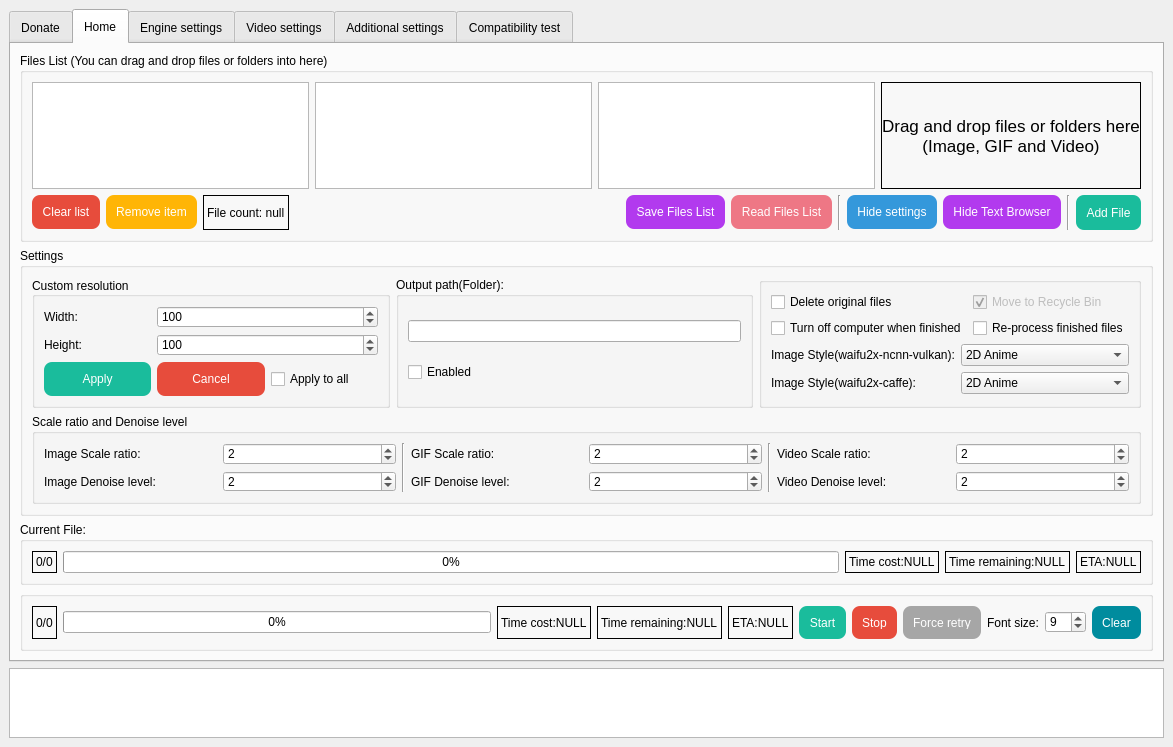
First picture: the form in SRC/Waifu2x-Extension-QT/mainwindow.ui, repository AaronFeng753/Waifu2x-Extension-GUI, before the edit.
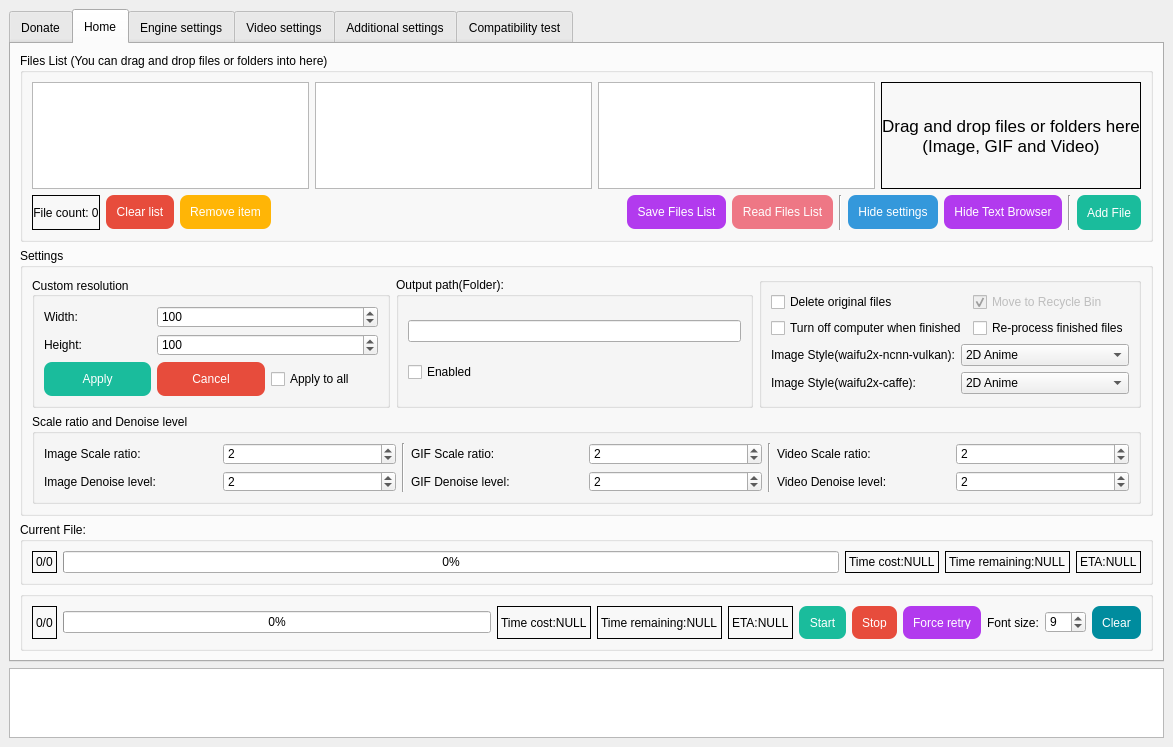
Second picture: the form after the edit. Icons and pictures are not drawn.

What changed in the file:
```diff
--- a/SRC/Waifu2x-Extension-QT/mainwindow.ui
+++ b/SRC/Waifu2x-Extension-QT/mainwindow.ui
@@ -475,7 +475,7 @@
            <item row="0" column="7">
             <widget class="QPushButton" name="pushButton_ForceRetry">
              <property name="enabled">
-              <bool>false</bool>
+              <bool>true</bool>
              </property>
              <property name="toolTip">
               <string>In some cases, the waifu2x process can get stuck.
@@ -548,6 +548,9 @@
            </item>
            <item row="0" column="0">
             <widget class="QLabel" name="label_progressBar_filenum">
+             <property name="toolTip">
+              <string>Finished/Total</string>
+             </property>
              <property name="frameShape">
               <enum>QFrame::Box</enum>
              </property>
@@ -577,7 +580,207 @@
            <string>Files List (You can drag and drop files or folders into here)</string>
           </property>
           <layout class="QGridLayout" name="gridLayout_3">
+           <item row="1" column="1">
+            <widget class="QPushButton" name="pushButton_ClearList">
+             <property name="maximumSize">
+              <size>
+               <width>110</width>
+               <height>16777215</height>
+              </size>
+             </property>
+             <property name="styleSheet">
+              <string notr="true">QPushButton{
+background-color: rgb(231, 76, 60);
+color: rgb(255, 255, 255);
+border-style:outset;
+border-radius:8px;
+padding:10px;
+}
+QPushButton:hover{
+background-color: rgb(255, 102, 64);
+color: rgb(255, 255, 255);
+border-style:outset;
+border-radius:8px;
+padding:10px;
+}
+QPushButton:pressed{
+background-color: rgb(204, 65, 53);
+color: rgb(255, 255, 255);
+border-style:outset;
+border-radius:8px;
+padding:10px;
+}
+QPushButton:disabled{
+background-color: rgb(166, 166, 166);
+color: rgb(255, 255, 255);
+border-style:outset;
+border-radius:8px;
+padding:10px;
+}</string>
+             </property>
+             <property name="text">
+              <string>Clear list</string>
+             </property>
+            </widget>
+           </item>
+           <item row="1" column="2">
+            <widget class="QPushButton" name="pushButton_RemoveItem">
+             <property name="maximumSize">
+              <size>
+               <width>110</width>
+               <height>16777215</height>
+              </size>
+             </property>
+             <property name="styleSheet">
+              <string notr="true">QPushButton{
+background-color: rgb(255, 181, 6);
+color: rgb(255, 255, 255);
+border-style:outset;
+border-radius:8px;
+padding:10px;
+}
+QPushButton:hover{
+background-color: rgb(255, 200, 50);
+color: rgb(255, 255, 255);
+border-style:outset;
+border-radius:8px;
+padding:10px;
+}
+QPushButton:pressed{
+background-color: rgb(255, 170, 0);
+color: rgb(255, 255, 255);
+border-style:outset;
+border-radius:8px;
+padding:10px;
+}
+QPushButton:disabled{
+background-color: rgb(166, 166, 166);
+color: rgb(255, 255, 255);
+border-style:outset;
+border-radius:8px;
+padding:10px;
+}</string>
+             </property>
+             <property name="text">
+              <string>Remove item</string>
+             </property>
+            </widget>
+           </item>
+           <item row="1" column="11">
+            <widget class="QPushButton" name="pushButton_SaveFileList">
+             <property name="styleSheet">
+              <string notr="true">QPushButton{
+background-color: rgb(178, 58, 238);
+color: rgb(255, 255, 255);
+border-style:outset;
+border-radius:8px;
+padding:10px;
+}
+QPushButton:hover{
+background-color: rgb(191, 62, 255);
+color: rgb(255, 255, 255);
+border-style:outset;
+border-radius:8px;
+padding:10px;
+}
+QPushButton:pressed{
+background-color: rgb(154, 50, 205);
+color: rgb(255, 255, 255);
+border-style:outset;
+border-radius:8px;
+padding:10px;
+}
+QPushButton:disabled{
+background-color: rgb(166, 166, 166);
+color: rgb(255, 255, 255);
+border-style:outset;
+border-radius:8px;
+padding:10px;
+}</string>
+             </property>
+             <property name="text">
+              <string>Save Files List</string>
+             </property>
+            </widget>
+           </item>
+           <item row="1" column="12">
+            <widget class="QPushButton" name="pushButton_ReadFileList">
+             <property name="styleSheet">
+              <string notr="true">QPushButton{
+	background-color: rgb(238, 119, 133);
+color: rgb(255, 255, 255);
+border-style:outset;
+border-radius:8px;
+padding:10px;
+}
+QPushButton:hover{
+	background-color: rgb(255, 127, 144);
+color: rgb(255, 255, 255);
+border-style:outset;
+border-radius:8px;
+padding:10px;
+}
+QPushButton:pressed{
+	background-color: rgb(226, 112, 128);
+color: rgb(255, 255, 255);
+border-style:outset;
+border-radius:8px;
+padding:10px;
+}
+QPushButton:disabled{
+background-color: rgb(166, 166, 166);
+color: rgb(255, 255, 255);
+border-style:outset;
+border-radius:8px;
+padding:10px;
+}</string>
+             </property>
+             <property name="text">
+              <string>Read Files List</string>
+             </property>
+            </widget>
+           </item>
            <item row="1" column="14">
+            <widget class="QPushButton" name="pushButton_HideSettings">
+             <property name="toolTip">
+              <string/>
+             </property>
+             <property name="styleSheet">
+              <string notr="true">QPushButton{
+background-color: rgb(52, 152, 219);
+color: rgb(255, 255, 255);
+border-style:outset;
+border-radius:8px;
+padding:10px;
+}
+QPushButton:hover{
+background-color: rgb(60, 177, 255);
+color: rgb(255, 255, 255);
+border-style:outset;
+border-radius:8px;
+padding:10px;
+}
+QPushButton:pressed{
+background-color: rgb(45, 134, 193);
+color: rgb(255, 255, 255);
+border-style:outset;
+border-radius:8px;
+padding:10px;
+}
+QPushButton:disabled{
+background-color: rgb(166, 166, 166);
+color: rgb(255, 255, 255);
+border-style:outset;
+border-radius:8px;
+padding:10px;
+}</string>
+             </property>
+             <property name="text">
+              <string>Hide settings</string>
+             </property>
+            </widget>
+           </item>
+           <item row="1" column="17">
             <widget class="QPushButton" name="pushButton_BrowserFile">
              <property name="minimumSize">
               <size>
@@ -620,7 +823,44 @@
              </property>
             </widget>
            </item>
-           <item row="1" column="10">
+           <item row="1" column="15">
+            <widget class="QPushButton" name="pushButton_HideTextBro">
+             <property name="styleSheet">
+              <string notr="true">QPushButton{
+background-color: rgb(178, 58, 238);
+color: rgb(255, 255, 255);
+border-style:outset;
+border-radius:8px;
+padding:10px;
+}
+QPushButton:hover{
+background-color: rgb(191, 62, 255);
+color: rgb(255, 255, 255);
+border-style:outset;
+border-radius:8px;
+padding:10px;
+}
+QPushButton:pressed{
+background-color: rgb(154, 50, 205);
+color: rgb(255, 255, 255);
+border-style:outset;
+border-radius:8px;
+padding:10px;
+}
+QPushButton:disabled{
+background-color: rgb(166, 166, 166);
+color: rgb(255, 255, 255);
+border-style:outset;
+border-radius:8px;
+padding:10px;
+}</string>
+             </property>
+             <property name="text">
+              <string>Hide Text Browser</string>
+             </property>
+            </widget>
+           </item>
+           <item row="1" column="13">
             <widget class="Line" name="line_5">
              <property name="frameShadow">
               <enum>QFrame::Sunken</enum>
@@ -633,121 +873,64 @@
              </property>
             </widget>
            </item>
-           <item row="1" column="8">
-            <widget class="QPushButton" name="pushButton_SaveFileList">
-             <property name="styleSheet">
-              <string notr="true">QPushButton{
-background-color: rgb(178, 58, 238);
-color: rgb(255, 255, 255);
-border-style:outset;
-border-radius:8px;
-padding:10px;
-}
-QPushButton:hover{
-background-color: rgb(191, 62, 255);
-color: rgb(255, 255, 255);
-border-style:outset;
-border-radius:8px;
-padding:10px;
-}
-QPushButton:pressed{
-background-color: rgb(154, 50, 205);
-color: rgb(255, 255, 255);
-border-style:outset;
-border-radius:8px;
-padding:10px;
-}
-QPushButton:disabled{
-background-color: rgb(166, 166, 166);
-color: rgb(255, 255, 255);
-border-style:outset;
-border-radius:8px;
-padding:10px;
-}</string>
-             </property>
-             <property name="text">
-              <string>Save Files List</string>
+           <item row="1" column="16">
+            <widget class="Line" name="line_10">
+             <property name="orientation">
+              <enum>Qt::Vertical</enum>
              </property>
             </widget>
            </item>
-           <item row="1" column="11">
-            <widget class="QPushButton" name="pushButton_HideSettings">
+           <item row="1" column="0">
+            <widget class="QLabel" name="label_FileCount">
+             <property name="sizePolicy">
+              <sizepolicy hsizetype="Minimum" vsizetype="Minimum">
+               <horstretch>0</horstretch>
+               <verstretch>0</verstretch>
+              </sizepolicy>
+             </property>
              <property name="toolTip">
-              <string/>
+              <string>Number of files in the list.</string>
              </property>
              <property name="styleSheet">
-              <string notr="true">QPushButton{
-background-color: rgb(52, 152, 219);
-color: rgb(255, 255, 255);
-border-style:outset;
-border-radius:8px;
-padding:10px;
-}
-QPushButton:hover{
-background-color: rgb(60, 177, 255);
-color: rgb(255, 255, 255);
-border-style:outset;
-border-radius:8px;
-padding:10px;
-}
-QPushButton:pressed{
-background-color: rgb(45, 134, 193);
-color: rgb(255, 255, 255);
-border-style:outset;
-border-radius:8px;
-padding:10px;
-}
-QPushButton:disabled{
-background-color: rgb(166, 166, 166);
-color: rgb(255, 255, 255);
-border-style:outset;
-border-radius:8px;
-padding:10px;
-}</string>
+              <string notr="true"/>
              </property>
+             <property name="frameShape">
+              <enum>QFrame::Box</enum>
+             </property>
+             <property name="frameShadow">
+              <enum>QFrame::Plain</enum>
+             </property>
+             <property name="midLineWidth">
+              <number>0</number>
+             </property>
              <property name="text">
-              <string>Hide settings</string>
+              <string notr="true">File count: 0</string>
              </property>
+             <property name="alignment">
+              <set>Qt::AlignCenter</set>
+             </property>
+             <property name="margin">
+              <number>5</number>
+             </property>
+             <property name="openExternalLinks">
+              <bool>false</bool>
+             </property>
             </widget>
            </item>
-           <item row="1" column="9">
-            <widget class="QPushButton" name="pushButton_ReadFileList">
-             <property name="styleSheet">
-              <string notr="true">QPushButton{
-	background-color: rgb(238, 119, 133);
-color: rgb(255, 255, 255);
-border-style:outset;
-border-radius:8px;
-padding:10px;
-}
-QPushButton:hover{
-	background-color: rgb(255, 127, 144);
-color: rgb(255, 255, 255);
-border-style:outset;
-border-radius:8px;
-padding:10px;
-}
-QPushButton:pressed{
-	background-color: rgb(226, 112, 128);
-color: rgb(255, 255, 255);
-border-style:outset;
-border-radius:8px;
-padding:10px;
-}
-QPushButton:disabled{
-background-color: rgb(166, 166, 166);
-color: rgb(255, 255, 255);
-border-style:outset;
-border-radius:8px;
-padding:10px;
-}</string>
+           <item row="1" column="3" colspan="8">
+            <spacer name="horizontalSpacer">
+             <property name="orientation">
+              <enum>Qt::Horizontal</enum>
              </property>
-             <property name="text">
-              <string>Read Files List</string>
+             <property name="sizeHint" stdset="0">
+              <size>
+               <width>40</width>
+               <height>20</height>
+              </size>
              </property>
-            </widget>
+            </spacer>
            </item>
-           <item row="0" column="0" colspan="15">
+           <item row="0" column="0" colspan="18">
             <layout class="QHBoxLayout" name="horizontalLayout">
              <item>
               <widget class="QTableView" name="tableView_image">
@@ -931,165 +1114,6 @@
              </item>
             </layout>
            </item>
-           <item row="1" column="13">
-            <widget class="Line" name="line_10">
-             <property name="orientation">
-              <enum>Qt::Vertical</enum>
-             </property>
-            </widget>
-           </item>
-           <item row="1" column="12">
-            <widget class="QPushButton" name="pushButton_HideTextBro">
-             <property name="styleSheet">
-              <string notr="true">QPushButton{
-background-color: rgb(178, 58, 238);
-color: rgb(255, 255, 255);
-border-style:outset;
-border-radius:8px;
-padding:10px;
-}
-QPushButton:hover{
-background-color: rgb(191, 62, 255);
-color: rgb(255, 255, 255);
-border-style:outset;
-border-radius:8px;
-padding:10px;
-}
-QPushButton:pressed{
-background-color: rgb(154, 50, 205);
-color: rgb(255, 255, 255);
-border-style:outset;
-border-radius:8px;
-padding:10px;
-}
-QPushButton:disabled{
-background-color: rgb(166, 166, 166);
-color: rgb(255, 255, 255);
-border-style:outset;
-border-radius:8px;
-padding:10px;
-}</string>
-             </property>
-             <property name="text">
-              <string>Hide Text Browser</string>
-             </property>
-            </widget>
-           </item>
-           <item row="1" column="0">
-            <widget class="QPushButton" name="pushButton_ClearList">
-             <property name="maximumSize">
-              <size>
-               <width>110</width>
-               <height>16777215</height>
-              </size>
-             </property>
-             <property name="styleSheet">
-              <string notr="true">QPushButton{
-background-color: rgb(231, 76, 60);
-color: rgb(255, 255, 255);
-border-style:outset;
-border-radius:8px;
-padding:10px;
-}
-QPushButton:hover{
-background-color: rgb(255, 102, 64);
-color: rgb(255, 255, 255);
-border-style:outset;
-border-radius:8px;
-padding:10px;
-}
-QPushButton:pressed{
-background-color: rgb(204, 65, 53);
-color: rgb(255, 255, 255);
-border-style:outset;
-border-radius:8px;
-padding:10px;
-}
-QPushButton:disabled{
-background-color: rgb(166, 166, 166);
-color: rgb(255, 255, 255);
-border-style:outset;
-border-radius:8px;
-padding:10px;
-}</string>
-             </property>
-             <property name="text">
-              <string>Clear list</string>
-             </property>
-            </widget>
-           </item>
-           <item row="1" column="1">
-            <widget class="QPushButton" name="pushButton_RemoveItem">
-             <property name="maximumSize">
-              <size>
-               <width>110</width>
-               <height>16777215</height>
-              </size>
-             </property>
-             <property name="styleSheet">
-              <string notr="true">QPushButton{
-background-color: rgb(255, 181, 6);
-color: rgb(255, 255, 255);
-border-style:outset;
-border-radius:8px;
-padding:10px;
-}
-QPushButton:hover{
-background-color: rgb(255, 200, 50);
-color: rgb(255, 255, 255);
-border-style:outset;
-border-radius:8px;
-padding:10px;
-}
-QPushButton:pressed{
-background-color: rgb(255, 170, 0);
-color: rgb(255, 255, 255);
-border-style:outset;
-border-radius:8px;
-padding:10px;
-}
-QPushButton:disabled{
-background-color: rgb(166, 166, 166);
-color: rgb(255, 255, 255);
-border-style:outset;
-border-radius:8px;
-padding:10px;
-}</string>
-             </property>
-             <property name="text">
-              <string>Remove item</string>
-             </property>
-            </widget>
-           </item>
-           <item row="1" column="2">
-            <widget class="QLabel" name="label_FileCount">
-             <property name="styleSheet">
-              <string notr="true"/>
-             </property>
-             <property name="frameShape">
-              <enum>QFrame::Box</enum>
-             </property>
-             <property name="midLineWidth">
-              <number>0</number>
-             </property>
-             <property name="text">
-              <string>File count: null</string>
-             </property>
-            </widget>
-           </item>
-           <item row="1" column="3" colspan="5">
-            <spacer name="horizontalSpacer">
-             <property name="orientation">
-              <enum>Qt::Horizontal</enum>
-             </property>
-             <property name="sizeHint" stdset="0">
-              <size>
-               <width>40</width>
-               <height>20</height>
-              </size>
-             </property>
-            </spacer>
-           </item>
           </layout>
          </widget>
         </item>
@@ -1746,6 +1770,9 @@
            </item>
            <item row="0" column="0">
             <widget class="QLabel" name="label_FrameProgress_CurrentFile">
+             <property name="toolTip">
+              <string>Finished/Total</string>
+             </property>
              <property name="frameShape">
               <enum>QFrame::Box</enum>
              </property>
@@ -3876,6 +3903,9 @@
               </item>
               <item row="5" column="0">
                <widget class="QLabel" name="label_39">
+                <property name="toolTip">
+                 <string>The number of retries when failed to processing a image (or frame).</string>
+                </property>
                 <property name="text">
                  <string>Retry:</string>
                 </property>
@@ -3896,6 +3926,9 @@
               </item>
               <item row="5" column="1">
                <widget class="QSpinBox" name="spinBox_retry">
+                <property name="toolTip">
+                 <string>The number of retries when failed to processing a image (or frame).</string>
+                </property>
                 <property name="minimum">
                  <number>1</number>
                 </property>
@@ -3955,6 +3988,10 @@
               </item>
               <item row="3" column="0" colspan="2">
                <widget class="QCheckBox" name="checkBox_ScanSubFolders">
+                <property name="toolTip">
+                 <string>When adding a folder to the file list, scan the files in
+the subfolder and add them to the file list.</string>
+                </property>
                 <property name="text">
                  <string>Scan sub-folders</string>
                 </property>
@@ -4025,6 +4062,9 @@
                   <height>0</height>
                  </size>
                 </property>
+                <property name="toolTip">
+                 <string notr="true">&lt;html&gt;&lt;head/&gt;&lt;body&gt;&lt;p&gt;&lt;img src=&quot;:/new/prefix1/OtherPic/AspectRatioStrategy.jpg&quot;/&gt;&lt;/p&gt;&lt;/body&gt;&lt;/html&gt;</string>
+                </property>
                 <property name="currentIndex">
                  <number>1</number>
                 </property>
@@ -4055,17 +4095,6 @@
                 </property>
                </widget>
               </item>
-              <item row="9" column="0" colspan="2">
-               <widget class="QLabel" name="label_44">
-                <property name="text">
-                 <string>Aspect Ratio:
-(Custom resolution)</string>
-                </property>
-                <property name="alignment">
-                 <set>Qt::AlignLeading|Qt::AlignLeft|Qt::AlignVCenter</set>
-                </property>
-               </widget>
-              </item>
               <item row="2" column="3">
                <widget class="QCheckBox" name="checkBox_AlwaysHideSettings">
                 <property name="toolTip">
@@ -4078,6 +4107,9 @@
               </item>
               <item row="4" column="3">
                <widget class="QCheckBox" name="checkBox_KeepVideoCache">
+                <property name="toolTip">
+                 <string>Keep video cache after processing the video.</string>
+                </property>
                 <property name="text">
                  <string>Keep video cache</string>
                 </property>
@@ -4127,6 +4159,20 @@
                 </property>
                </widget>
               </item>
+              <item row="9" column="0" colspan="2">
+               <widget class="QLabel" name="label_44">
+                <property name="toolTip">
+                 <string notr="true">&lt;html&gt;&lt;head/&gt;&lt;body&gt;&lt;p&gt;&lt;img src=&quot;:/new/prefix1/OtherPic/AspectRatioStrategy.jpg&quot;/&gt;&lt;/p&gt;&lt;/body&gt;&lt;/html&gt;</string>
+                </property>
+                <property name="text">
+                 <string>Aspect Ratio:
+(Custom resolution)</string>
+                </property>
+                <property name="alignment">
+                 <set>Qt::AlignLeading|Qt::AlignLeft|Qt::AlignVCenter</set>
+                </property>
+               </widget>
+              </item>
              </layout>
             </widget>
            </item>
@@ -4263,7 +4309,7 @@
                  <bool>false</bool>
                 </property>
                 <property name="toolTip">
-                 <string>Compress JPG files, almost lossless.</string>
+                 <string>&lt;html&gt;&lt;head/&gt;&lt;body&gt;&lt;p&gt;Compress &lt;span style=&quot; font-weight:600;&quot;&gt;JPG&lt;/span&gt; files, almost lossless.&lt;/p&gt;&lt;/body&gt;&lt;/html&gt;</string>
                 </property>
                 <property name="text">
                  <string>Compress &quot;.jpg&quot;</string>
@@ -4274,7 +4320,7 @@
                <widget class="QSpinBox" name="spinBox_JPGCompressedQuality">
                 <property name="toolTip">
                  <string>0(worst quality)~99
-We recommend you use the default value(90)</string>
+We recommend you use the default value(95)</string>
                 </property>
                 <property name="minimum">
                  <number>0</number>
@@ -4287,9 +4333,7 @@
               <item row="1" column="0">
                <widget class="QCheckBox" name="checkBox_SaveAsJPG">
                 <property name="toolTip">
-                 <string>Save the scaled image as &quot;.jpg&quot;.
-Images are stored in &quot;.png&quot; format by default.
-When this option is enabled, alpha channel (ransparent images)support will be lost.</string>
+                 <string>&lt;html&gt;&lt;head/&gt;&lt;body&gt;&lt;p&gt;Save the scaled image as &amp;quot;&lt;span style=&quot; font-weight:600;&quot;&gt;.jpg&lt;/span&gt;&amp;quot;.&lt;/p&gt;&lt;p&gt;Images are stored in &amp;quot;&lt;span style=&quot; font-weight:600;&quot;&gt;.png&lt;/span&gt;&amp;quot; format by default.&lt;/p&gt;&lt;/body&gt;&lt;/html&gt;</string>
                 </property>
                 <property name="text">
                  <string>Save as &quot;.jpg&quot;</string>
```
